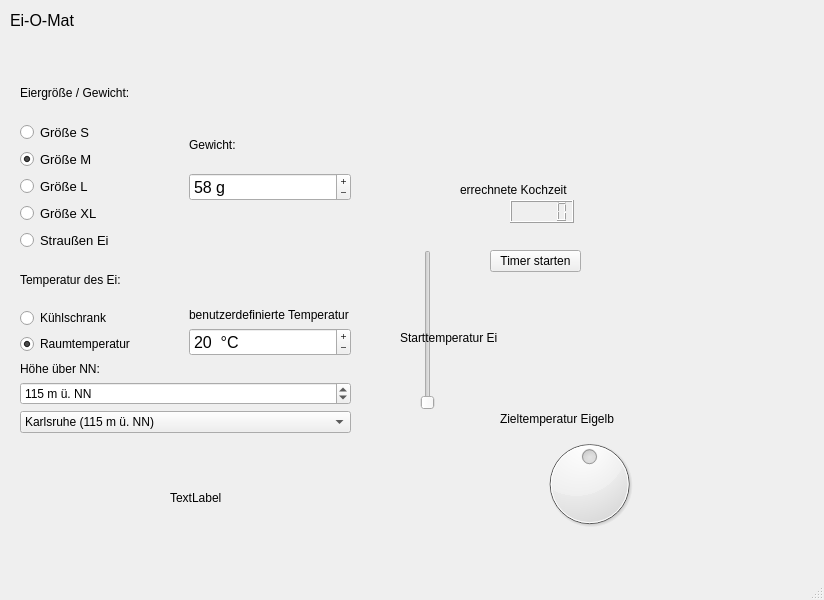
Qt form ei-o-mat/mainwindow.ui (kampfknoedel/ei-o-mat) before a commit.
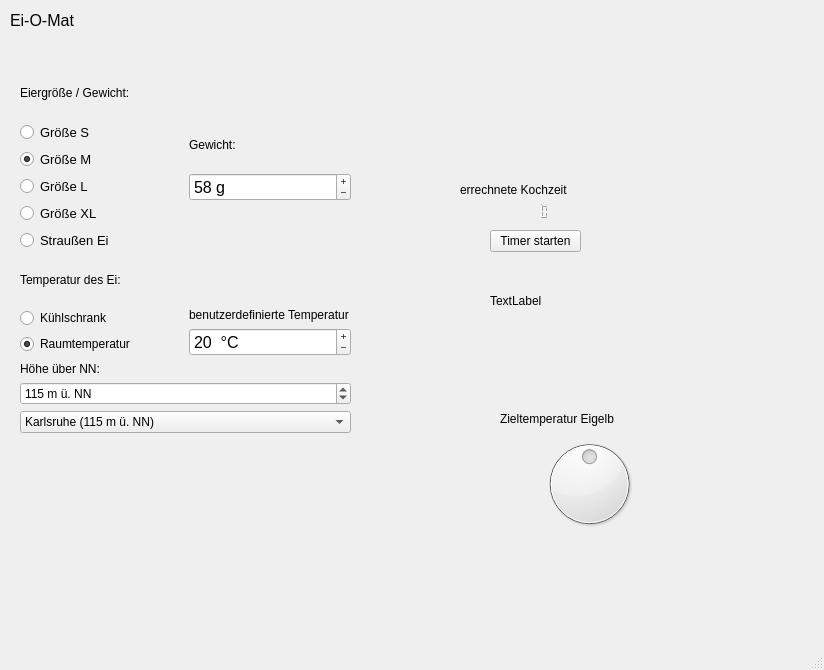
The same form after that commit.

Patch:
```diff
--- a/ei-o-mat/mainwindow.ui
+++ b/ei-o-mat/mainwindow.ui
@@ -7,7 +7,7 @@
     <x>0</x>
     <y>0</y>
     <width>824</width>
-    <height>600</height>
+    <height>670</height>
    </rect>
   </property>
   <property name="windowTitle">
@@ -40,7 +40,7 @@
     <property name="geometry">
      <rect>
       <x>490</x>
-      <y>250</y>
+      <y>230</y>
       <width>91</width>
       <height>22</height>
      </rect>
@@ -62,28 +62,18 @@
      <string>errechnete Kochzeit</string>
     </property>
    </widget>
-   <widget class="QSlider" name="verticalSlider">
-    <property name="geometry">
-     <rect>
-      <x>420</x>
-      <y>250</y>
-      <width>16</width>
-      <height>160</height>
-     </rect>
-    </property>
-    <property name="orientation">
-     <enum>Qt::Vertical</enum>
-    </property>
-   </widget>
    <widget class="QLCDNumber" name="calculatedTime">
     <property name="geometry">
      <rect>
       <x>510</x>
       <y>200</y>
-      <width>64</width>
+      <width>41</width>
       <height>23</height>
      </rect>
     </property>
+    <property name="frameShape">
+     <enum>QFrame::NoFrame</enum>
+    </property>
    </widget>
    <widget class="QWidget" name="verticalLayoutWidget">
     <property name="geometry">
@@ -374,30 +364,6 @@
      </item>
     </layout>
    </widget>
-   <widget class="QLabel" name="label_9">
-    <property name="geometry">
-     <rect>
-      <x>400</x>
-      <y>330</y>
-      <width>131</width>
-      <height>16</height>
-     </rect>
-    </property>
-    <property name="text">
-     <string>Starttemperatur Ei</string>
-    </property>
-   </widget>
-   <widget class="QWidget" name="formLayoutWidget">
-    <property name="geometry">
-     <rect>
-      <x>600</x>
-      <y>180</y>
-      <width>160</width>
-      <height>191</height>
-     </rect>
-    </property>
-    <layout class="QFormLayout" name="formLayout"/>
-   </widget>
    <widget class="QWidget" name="verticalLayoutWidget_6">
     <property name="geometry">
      <rect>
@@ -454,10 +420,10 @@
    <widget class="QLabel" name="label_10">
     <property name="geometry">
      <rect>
-      <x>170</x>
-      <y>490</y>
-      <width>55</width>
-      <height>16</height>
+      <x>490</x>
+      <y>290</y>
+      <width>101</width>
+      <height>21</height>
      </rect>
     </property>
     <property name="text">
```
Left out of the diff: 3 changed lines with no effect on the pictures.
